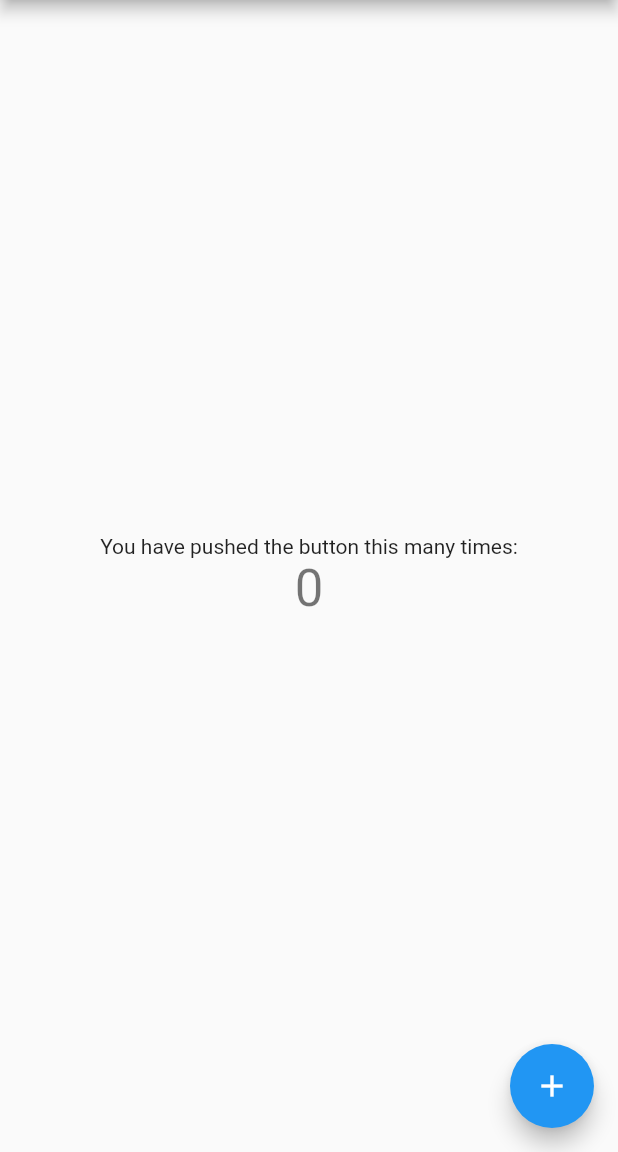
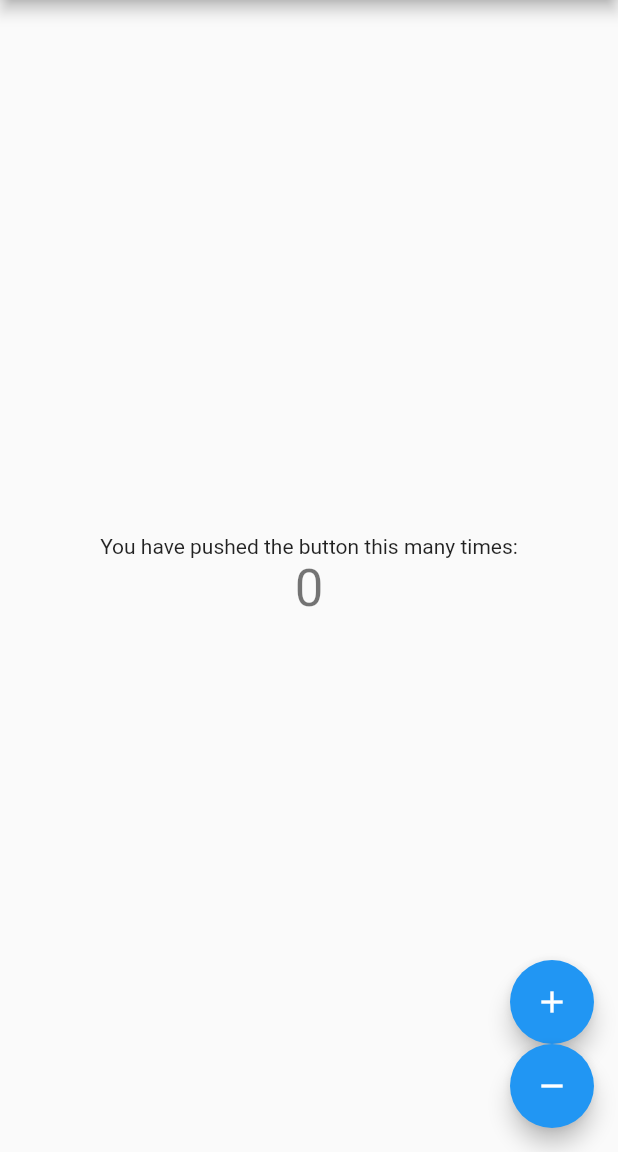
Before and after one commit to wangjian198410/flutter_counter_state_management, a Flutter app: the screen it shows after launch, on a phone screen of 412 x 824 dp, the part 84-1236 px from its top. Run offline on Flutter 3.47's test engine with Material 2 defaults, Android fonts, the phone set to English and light mode, and no system bars.

Commit message:
add a decrement button to counter

```diff
--- a/state_management/lib/main.dart
+++ b/state_management/lib/main.dart
@@ -28,12 +28,13 @@ class _MyHomePageState extends State<MyHomePage> {
 
   void _incrementCounter() {
     setState(() {
-      // This call to setState tells the Flutter framework that something has
-      // changed in this State, which causes it to rerun the build method below
-      // so that the display can reflect the updated values. If we changed
-      // _counter without calling setState(), then the build method would not be
-      // called again, and so nothing would appear to happen.
       _counter++;
+    });
+  }
+
+  void _decrementCounter() {
+    setState(() {
+      _counter--;
     });
   }
 
@@ -57,11 +58,20 @@ class _MyHomePageState extends State<MyHomePage> {
             ],
           ),
         ),
-      floatingActionButton: FloatingActionButton(
+        floatingActionButton: Column(
+          mainAxisAlignment: MainAxisAlignment.end,
+          children: <Widget>[
+            FloatingActionButton(
               onPressed: _incrementCounter,
               tooltip: 'Increment',
               child: Icon(Icons.add),
             ),
-    );
+            FloatingActionButton(
+              onPressed: _decrementCounter,
+              tooltip: 'Decrement',
+              child: Icon(Icons.remove),
+            ),
+          ],
+        ));
   }
 }
```
Lines whose indentation alone changed are shown as unchanged.
